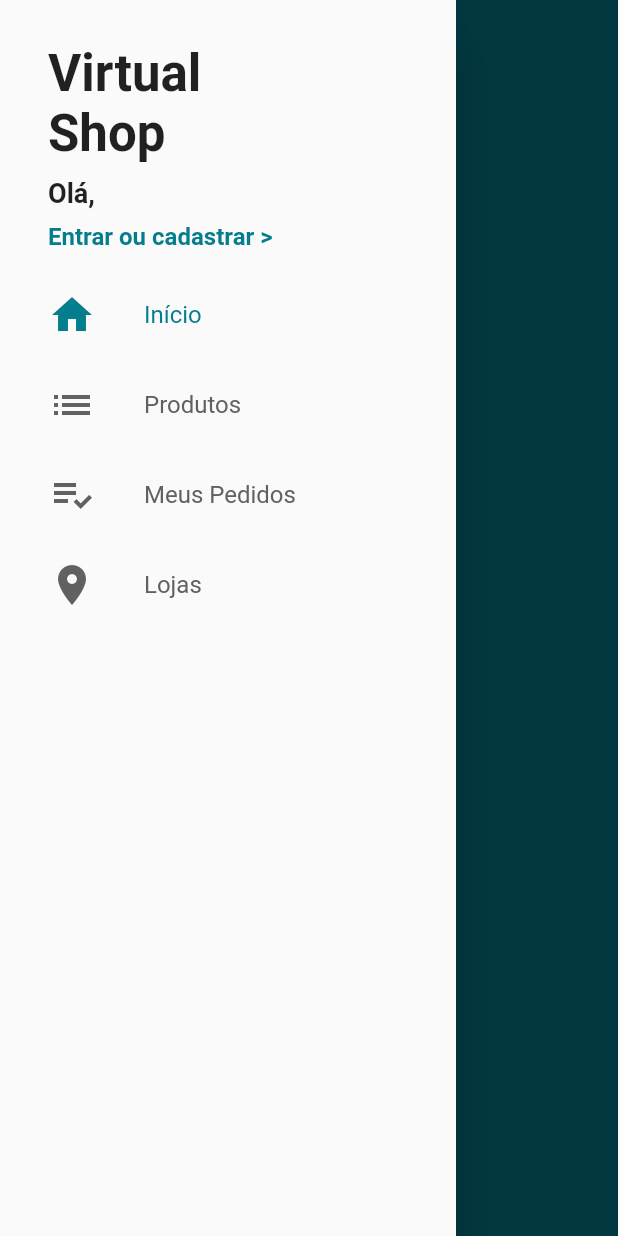
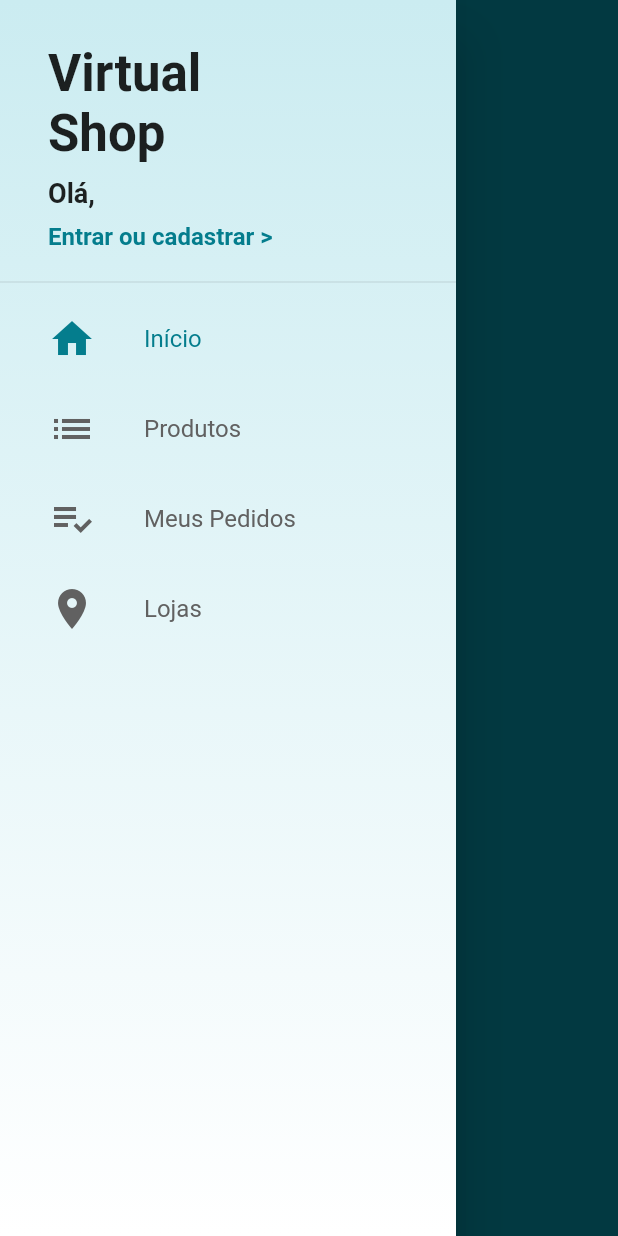
Before and after one commit to barrosEmerson/flutter-loja-virtual, a Flutter app: the screen it shows after launch, with the side drawer open, on a phone screen of 412 x 824 dp. Run offline on Flutter 3.47's test engine with Material 2 defaults, Android fonts, the phone set to English and light mode, and no system bars; our stand-ins replace cloud_firestore, firebase_auth; accounts and stored records are empty.

Commit message:
adicionando produtos

```diff
--- a/lib/common/custom_drawer/custom_drawer.dart
+++ b/lib/common/custom_drawer/custom_drawer.dart
@@ -6,13 +6,42 @@ class CustomDrawer extends StatelessWidget {
   @override
   Widget build(BuildContext context) {
     return Drawer(
-      child: ListView(
+      child: Stack(
         children: <Widget>[
-          CustomDrawerHeader(),
-          DrawerTile(iconData: Icons.home, title: 'Início',page: 0,),
-          DrawerTile(iconData: Icons.list, title: 'Produtos',page: 1,),
-          DrawerTile(iconData: Icons.playlist_add_check, title: 'Meus Pedidos',page: 2,),
-          DrawerTile(iconData: Icons.location_on, title: 'Lojas',page: 3,),
+          Container(
+            decoration: BoxDecoration(
+              gradient: LinearGradient(colors: [
+                const Color.fromARGB(255, 203, 236, 241),
+                Colors.white
+              ], begin: Alignment.topCenter, end: Alignment.bottomCenter),
+            ),
+          ),
+          ListView(
+            children: <Widget>[
+              CustomDrawerHeader(),
+              const Divider(),
+              DrawerTile(
+                iconData: Icons.home,
+                title: 'Início',
+                page: 0,
+              ),
+              DrawerTile(
+                iconData: Icons.list,
+                title: 'Produtos',
+                page: 1,
+              ),
+              DrawerTile(
+                iconData: Icons.playlist_add_check,
+                title: 'Meus Pedidos',
+                page: 2,
+              ),
+              DrawerTile(
+                iconData: Icons.location_on,
+                title: 'Lojas',
+                page: 3,
+              ),
+            ],
+          ),
         ],
       ),
     );
--- a/lib/main.dart
+++ b/lib/main.dart
@@ -1,6 +1,7 @@
 import 'package:cloud_firestore/cloud_firestore.dart';
 import 'package:flutter/material.dart';
 import 'package:provider/provider.dart';
+import 'package:shop_barros/models/product_manager.dart';
 import 'package:shop_barros/models/user_manager.dart';
 import 'package:shop_barros/screens/base_screen.dart';
 import 'package:shop_barros/screens/login/login_screen.dart';
@@ -15,39 +16,36 @@ void main() {
 class MyApp extends StatelessWidget {
   @override
   Widget build(BuildContext context) {
-
-
-    return ChangeNotifierProvider(
-        create: (_) => UserManager(),
+    return MultiProvider(
+      providers: [
+        ChangeNotifierProvider(
+          create: (_) => UserManager(),
           lazy: false,
-          child: MaterialApp(
+        ),
+        ChangeNotifierProvider(
+          create: (_) => ProductManager(),
+          lazy: false,
+        )
+      ],
+      child: MaterialApp(
         title: 'Loja Barros',
         debugShowCheckedModeBanner: false,
         theme: ThemeData(
-
           primaryColor: const Color.fromARGB(255, 4, 125, 141),
           scaffoldBackgroundColor: const Color.fromARGB(255, 4, 125, 141),
-          appBarTheme: const AppBarTheme(
-            elevation: 0
-          ),
+          appBarTheme: const AppBarTheme(elevation: 0),
           visualDensity: VisualDensity.adaptivePlatformDensity,
         ),
         initialRoute: '/base',
-        onGenerateRoute: (settings){
-          switch(settings.name){
-            case'/login':
-              return MaterialPageRoute(
-                  builder: (_) => LoginScreen()
-              );
-            case'/signup':
-              return MaterialPageRoute(
-                builder: (_) => SignUpScreen()
-              );
+        onGenerateRoute: (settings) {
+          switch (settings.name) {
+            case '/login':
+              return MaterialPageRoute(builder: (_) => LoginScreen());
+            case '/signup':
+              return MaterialPageRoute(builder: (_) => SignUpScreen());
             case '/base':
             default:
-              return MaterialPageRoute(
-                builder: (_) => BaseScreen()
-              );
+              return MaterialPageRoute(builder: (_) => BaseScreen());
           }
         },
       ),
--- /dev/null
+++ b/lib/models/product.dart
@@ -0,0 +1,15 @@
+import 'package:cloud_firestore/cloud_firestore.dart';
+
+class Product {
+  Product.fromDocument(DocumentSnapshot document) {
+    id = document.documentID;
+    name = document['name'] as String;
+    description = document['description'] as String;
+    images = List<String>.from(document.data['images'] as List<dynamic>);
+  }
+
+  String id;
+  String name;
+  String description;
+  List<String> images;
+}
--- /dev/null
+++ b/lib/models/product_manager.dart
@@ -0,0 +1,22 @@
+import 'package:cloud_firestore/cloud_firestore.dart';
+import 'package:flutter/cupertino.dart';
+import 'package:provider/provider.dart';
+import 'package:shop_barros/models/product.dart';
+
+class ProductManager extends ChangeNotifier {
+  ProductManager() {
+    _loadAllProducts();
+  }
+
+  final Firestore firestore = Firestore.instance;
+  List<Product> _allProducts = [];
+
+  Future<void> _loadAllProducts() async {
+    final QuerySnapshot snapProducts =
+        await firestore.collection('products').getDocuments();
+
+    _allProducts =
+        snapProducts.documents.map((d) => Product.fromDocument(d)).toList();
+    notifyListeners();
+  }
+}
--- a/lib/screens/base_screen.dart
+++ b/lib/screens/base_screen.dart
@@ -29,7 +29,7 @@ class BaseScreen extends StatelessWidget {
           Scaffold(
             drawer: CustomDrawer(),
             appBar: AppBar(
-              title: const Text('Home3'),
+              title: const Text('Testando Home'),
             ),
           ),
         ],
```
Also changed, not shown: lib/common/custom_drawer/custom_drawer_header.dart (+11 -14 lines), lib/models/user_manager.dart (+22 -20 lines), lib/screens/signup/signup_screen.dart (+26 -12 lines), 12 other files.
